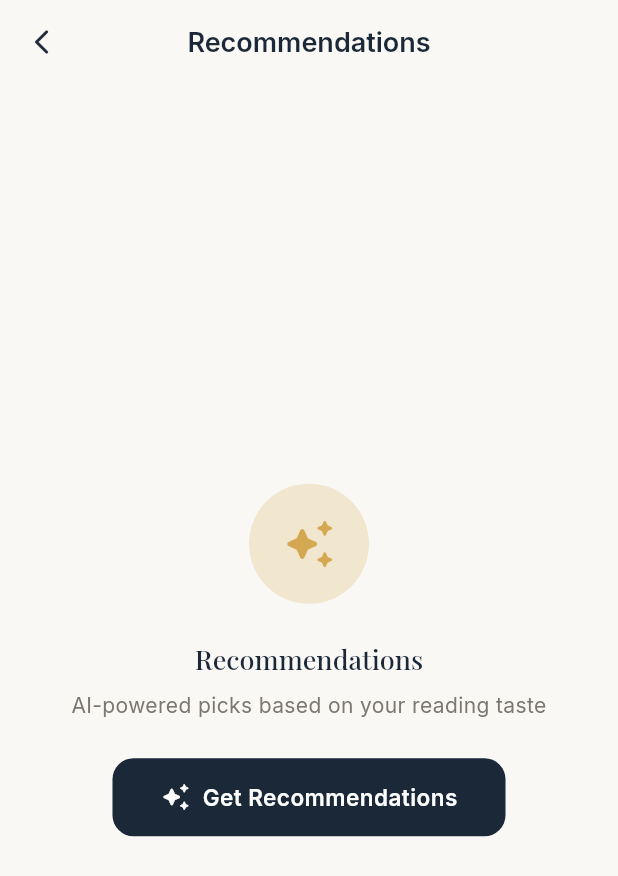
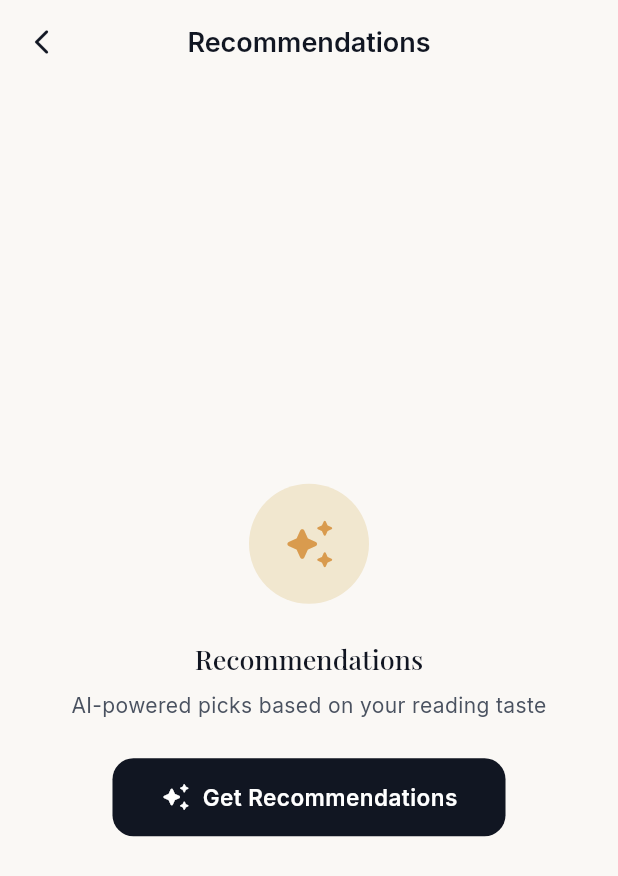
Before and after one commit to mdiksann/Lume, a Flutter app: the RecommendationScreen screen opened by its route, on a phone screen of 412 x 824 dp. Shown: the top 876 px of the screen. Run offline on Flutter 3.47's test engine with Material 3 defaults, Android fonts, the phone set to English and light mode, and no system bars; our stand-ins replace bloc_concurrency, cached_network_image, equatable, flutter_bloc, flutter_dotenv, flutter_local_notifications and 4 more; accounts and stored records are empty; network calls fail.

Commit message:
feat: update color constants with descriptive names and improve documentation

```diff
--- a/lib/core/constants/app_colors.dart
+++ b/lib/core/constants/app_colors.dart
@@ -12,28 +12,28 @@ class AppColors {
   // Light Mode
   // ──────────────────────────────────────────────
 
-  /// Warm ivory background
+  /// Warm ivory background (Parchment)
   static const Color lightBackground = Color(0xFFFAF8F5);
 
-  /// Slightly warmer surface for cards
+  /// Slightly warmer surface for cards (Linen White)
   static const Color lightSurface = Color(0xFFFFFFFF);
 
-  /// Deep navy — primary brand color
-  static const Color lightPrimary = Color(0xFF1B2838);
+  /// Deep navy / Midnight Ink — primary brand color
+  static const Color lightPrimary = Color(0xFF111622);
 
   /// Warm amber accent — for actions and highlights
-  static const Color lightAccent = Color(0xFFD4A853);
+  static const Color lightAccent = Color(0xFFD99B4E);
 
   /// Muted amber for secondary highlights
   static const Color lightAccentMuted = Color(0xFFE8D5A8);
 
   /// Primary text — deep charcoal
-  static const Color lightTextPrimary = Color(0xFF1B2838);
+  static const Color lightTextPrimary = Color(0xFF111622);
 
-  /// Secondary text — warm grey
-  static const Color lightTextSecondary = Color(0xFF7A7670);
+  /// Secondary text — Charcoal Gray
+  static const Color lightTextSecondary = Color(0xFF4A5260);
 
-  /// Tertiary text — light warm grey
+  /// Tertiary text
   static const Color lightTextTertiary = Color(0xFFB0AAA2);
 
   /// Divider color
@@ -56,7 +56,7 @@ class AppColors {
   static const Color darkPrimary = Color(0xFFFAF8F5);
 
   /// Warm amber accent — consistent across modes
-  static const Color darkAccent = Color(0xFFD4A853);
+  static const Color darkAccent = Color(0xFFD99B4E);
 
   /// Muted amber for dark mode
   static const Color darkAccentMuted = Color(0xFF5C4A28);
@@ -83,6 +83,6 @@ class AppColors {
   /// Star rating gold
   static const Color starGold = Color(0xFFFFB800);
 
-  /// Success green
-  static const Color success = Color(0xFF4CAF50);
+  /// Success green (Sage Leaf)
+  static const Color success = Color(0xFF556B2F);
 }
```
